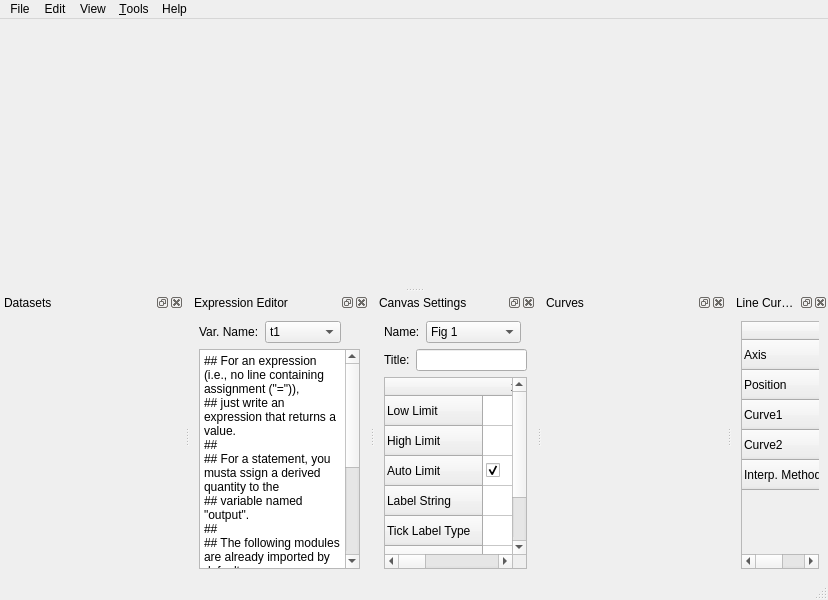
Above: gui/PlotterUtils/ui_plotter.ui from NSLS-II/aphla before the change. Below: the same form after it.
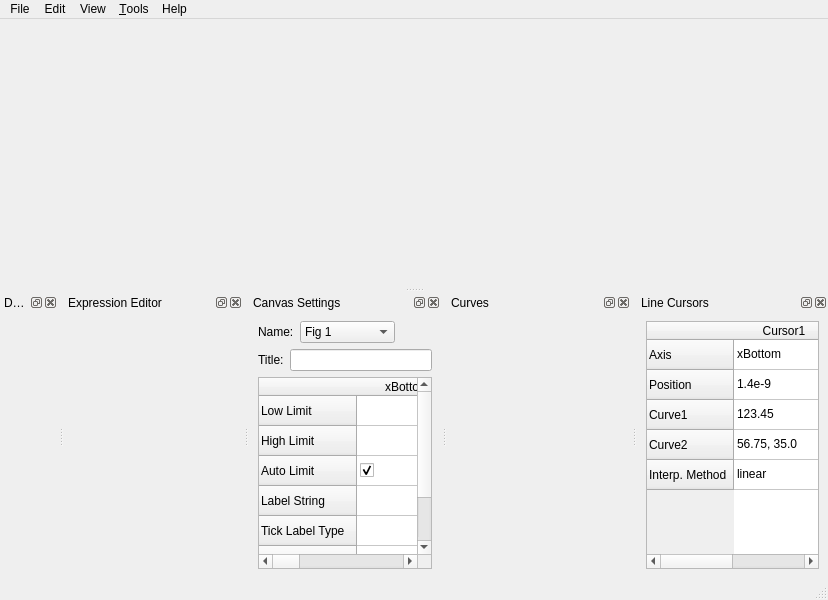
That is the form after the change.

Commit message: plotter expression editor working

The edit to the form file:
```diff
--- a/gui/PlotterUtils/ui_plotter.ui
+++ b/gui/PlotterUtils/ui_plotter.ui
@@ -58,8 +58,8 @@
   <widget class="QDockWidget" name="dockWidget_datasets">
    <property name="minimumSize">
     <size>
-     <width>184</width>
-     <height>150</height>
+     <width>0</width>
+     <height>0</height>
     </size>
    </property>
    <property name="allowedAreas">
@@ -89,100 +89,7 @@
    <attribute name="dockWidgetArea">
     <number>8</number>
    </attribute>
-   <widget class="QWidget" name="dockWidgetContents_8">
-    <layout class="QGridLayout" name="gridLayout_3">
-     <item row="0" column="0">
-      <layout class="QHBoxLayout" name="horizontalLayout_4">
-       <item>
-        <widget class="QLabel" name="label_3">
-         <property name="text">
-          <string>Var. Name:</string>
-         </property>
-        </widget>
-       </item>
-       <item>
-        <widget class="QComboBox" name="comboBox_2">
-         <item>
-          <property name="text">
-           <string>t1</string>
-          </property>
-         </item>
-         <item>
-          <property name="text">
-           <string>x1</string>
-          </property>
-         </item>
-         <item>
-          <property name="text">
-           <string>t2</string>
-          </property>
-         </item>
-         <item>
-          <property name="text">
-           <string>x2</string>
-          </property>
-         </item>
-         <item>
-          <property name="text">
-           <string>t3</string>
-          </property>
-         </item>
-         <item>
-          <property name="text">
-           <string>x3</string>
-          </property>
-         </item>
-         <item>
-          <property name="text">
-           <string>avg_vac</string>
-          </property>
-         </item>
-        </widget>
-       </item>
-       <item>
-        <spacer name="horizontalSpacer_3">
-         <property name="orientation">
-          <enum>Qt::Horizontal</enum>
-         </property>
-         <property name="sizeHint" stdset="0">
-          <size>
-           <width>25</width>
-           <height>22</height>
-          </size>
-         </property>
-        </spacer>
-       </item>
-      </layout>
-     </item>
-     <item row="1" column="0">
-      <widget class="QTextEdit" name="textEdit">
-       <property name="html">
-        <string>&lt;!DOCTYPE HTML PUBLIC &quot;-//W3C//DTD HTML 4.0//EN&quot; &quot;http://www.w3.org/TR/REC-html40/strict.dtd&quot;&gt;
-&lt;html&gt;&lt;head&gt;&lt;meta name=&quot;qrichtext&quot; content=&quot;1&quot; /&gt;&lt;style type=&quot;text/css&quot;&gt;
-p, li { white-space: pre-wrap; }
-&lt;/style&gt;&lt;/head&gt;&lt;body style=&quot; font-family:'Ubuntu'; font-size:9pt; font-weight:400; font-style:normal;&quot;&gt;
-&lt;p style=&quot; margin-top:0px; margin-bottom:0px; margin-left:0px; margin-right:0px; -qt-block-indent:0; text-indent:0px;&quot;&gt;## For an expression (i.e., no line containing assignment (&amp;quot;=&amp;quot;)),&lt;/p&gt;
-&lt;p style=&quot; margin-top:0px; margin-bottom:0px; margin-left:0px; margin-right:0px; -qt-block-indent:0; text-indent:0px;&quot;&gt;## just write an expression that returns a value.&lt;/p&gt;
-&lt;p style=&quot; margin-top:0px; margin-bottom:0px; margin-left:0px; margin-right:0px; -qt-block-indent:0; text-indent:0px;&quot;&gt;##&lt;/p&gt;
-&lt;p style=&quot; margin-top:0px; margin-bottom:0px; margin-left:0px; margin-right:0px; -qt-block-indent:0; text-indent:0px;&quot;&gt;## For a statement, you musta ssign a derived quantity to the&lt;/p&gt;
-&lt;p style=&quot; margin-top:0px; margin-bottom:0px; margin-left:0px; margin-right:0px; -qt-block-indent:0; text-indent:0px;&quot;&gt;## variable named &amp;quot;output&amp;quot;.&lt;/p&gt;
-&lt;p style=&quot; margin-top:0px; margin-bottom:0px; margin-left:0px; margin-right:0px; -qt-block-indent:0; text-indent:0px;&quot;&gt;##&lt;/p&gt;
-&lt;p style=&quot; margin-top:0px; margin-bottom:0px; margin-left:0px; margin-right:0px; -qt-block-indent:0; text-indent:0px;&quot;&gt;## The following modules are already imported by default:&lt;/p&gt;
-&lt;p style=&quot; margin-top:0px; margin-bottom:0px; margin-left:0px; margin-right:0px; -qt-block-indent:0; text-indent:0px;&quot;&gt;##    import hla&lt;/p&gt;
-&lt;p style=&quot; margin-top:0px; margin-bottom:0px; margin-left:0px; margin-right:0px; -qt-block-indent:0; text-indent:0px;&quot;&gt;##    import numpy as np&lt;/p&gt;
-&lt;p style=&quot; margin-top:0px; margin-bottom:0px; margin-left:0px; margin-right:0px; -qt-block-indent:0; text-indent:0px;&quot;&gt;##    import scipy as sp&lt;/p&gt;
-&lt;p style=&quot;-qt-paragraph-type:empty; margin-top:0px; margin-bottom:0px; margin-left:0px; margin-right:0px; -qt-block-indent:0; text-indent:0px;&quot;&gt;&lt;/p&gt;
-&lt;p style=&quot; margin-top:0px; margin-bottom:0px; margin-left:0px; margin-right:0px; -qt-block-indent:0; text-indent:0px;&quot;&gt;np.mean([pue1,pue2],axis=0)&lt;/p&gt;
-&lt;p style=&quot;-qt-paragraph-type:empty; margin-top:0px; margin-bottom:0px; margin-left:0px; margin-right:0px; -qt-block-indent:0; text-indent:0px;&quot;&gt;&lt;/p&gt;
-&lt;p style=&quot; margin-top:0px; margin-bottom:0px; margin-left:0px; margin-right:0px; -qt-block-indent:0; text-indent:0px;&quot;&gt;## or alternatively:&lt;/p&gt;
-&lt;p style=&quot; margin-top:0px; margin-bottom:0px; margin-left:0px; margin-right:0px; -qt-block-indent:0; text-indent:0px;&quot;&gt;## average = (pue1 + pue2)/2&lt;/p&gt;
-&lt;p style=&quot; margin-top:0px; margin-bottom:0px; margin-left:0px; margin-right:0px; -qt-block-indent:0; text-indent:0px;&quot;&gt;## output = average&lt;/p&gt;
-&lt;p style=&quot;-qt-paragraph-type:empty; margin-top:0px; margin-bottom:0px; margin-left:0px; margin-right:0px; -qt-block-indent:0; text-indent:0px;&quot;&gt;&lt;/p&gt;&lt;/body&gt;&lt;/html&gt;</string>
-       </property>
-      </widget>
-     </item>
-    </layout>
-   </widget>
+   <widget class="QWidget" name="dockWidgetContents_8"/>
   </widget>
   <widget class="QDockWidget" name="dockWidget_canvas_settings">
    <property name="minimumSize">
```
The commit also changes 3 other files.
